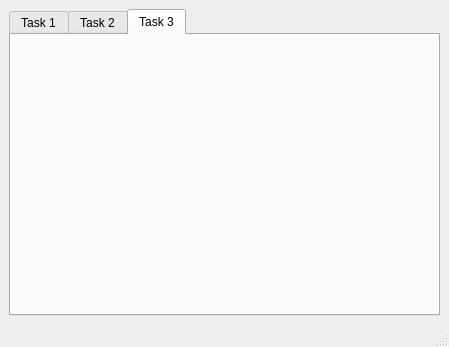
Old version of the form Lesson2/mainwindow.ui in the repository except134/CPPQt.
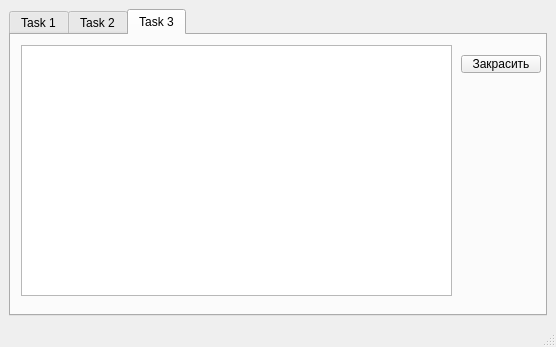
New version of the form. The open tabs and pages were chosen to show the change.

Patch:
```diff
--- a/Lesson2/mainwindow.ui
+++ b/Lesson2/mainwindow.ui
@@ -6,7 +6,7 @@
    <rect>
     <x>0</x>
     <y>0</y>
-    <width>449</width>
+    <width>556</width>
     <height>347</height>
    </rect>
   </property>
@@ -140,6 +140,44 @@
        <attribute name="title">
         <string>Task 3</string>
        </attribute>
+       <widget class="QTableView" name="tblvComps">
+        <property name="geometry">
+         <rect>
+          <x>10</x>
+          <y>10</y>
+          <width>431</width>
+          <height>251</height>
+         </rect>
+        </property>
+        <property name="sizeAdjustPolicy">
+         <enum>QAbstractScrollArea::AdjustToContents</enum>
+        </property>
+        <property name="alternatingRowColors">
+         <bool>false</bool>
+        </property>
+        <property name="selectionMode">
+         <enum>QAbstractItemView::MultiSelection</enum>
+        </property>
+        <property name="selectionBehavior">
+         <enum>QAbstractItemView::SelectRows</enum>
+        </property>
+        <attribute name="verticalHeaderVisible">
+         <bool>false</bool>
+        </attribute>
+       </widget>
+       <widget class="QPushButton" name="btnFillColor">
+        <property name="geometry">
+         <rect>
+          <x>450</x>
+          <y>20</y>
+          <width>80</width>
+          <height>18</height>
+         </rect>
+        </property>
+        <property name="text">
+         <string>Закрасить</string>
+        </property>
+       </widget>
       </widget>
      </widget>
     </item>
```
Left out of the diff: 4 changed lines with no effect on the pictures.
